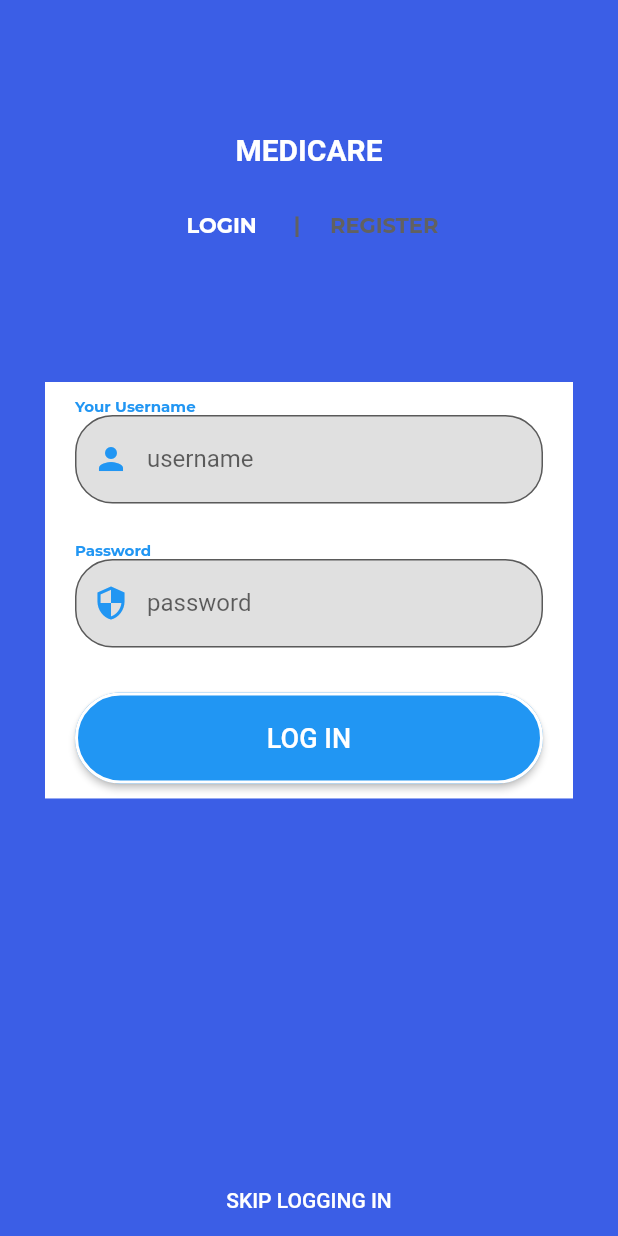
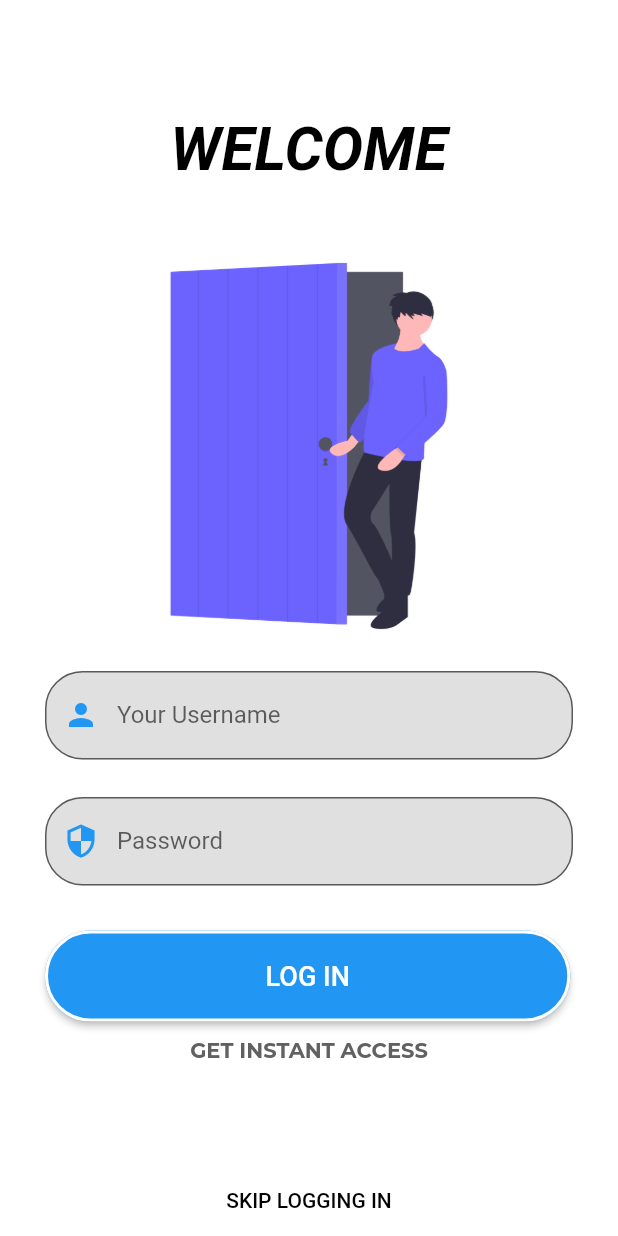
Before and after one commit to rahulsunil2/MediLocker, a Flutter app: the screen it shows after launch, on a phone screen of 412 x 824 dp. Run offline on Flutter 3.47's test engine with Material 2 defaults, Android fonts, the phone set to English and light mode, and no system bars; our stand-ins replace bloc, equatable, flutter_bloc, image_picker, rflutter_alert, shared_preferences and 1 more; missing offline and left inert: flutter_uploader; accounts and stored records are empty; network calls fail; project files that could hold a hidden picture were left out.

Commit message:
signin/signup

```diff
--- a/lib/login/login_form.dart
+++ b/lib/login/login_form.dart
@@ -37,7 +37,7 @@ class _LoginFormState extends State<LoginForm> {
       child: BlocBuilder<LoginBloc, LoginState>(
         builder: (context, state) {
           return Container(
-            margin: EdgeInsets.only(top: screenHeight / 3 -50),
+            margin: EdgeInsets.only(top: screenHeight / 6 -10),
             padding: EdgeInsets.only(left: 10, right: 10),
             color: Colors.white,
             alignment: Alignment.topCenter,
@@ -48,25 +48,36 @@ class _LoginFormState extends State<LoginForm> {
                   mainAxisAlignment: MainAxisAlignment.start,
                   crossAxisAlignment: CrossAxisAlignment.start,
                   children: <Widget>[
-                    Text("Your Username",
-                      style: TextStyle(color: Colors.blue,fontWeight: FontWeight.bold, fontFamily: 'Montserrat', fontSize: 10),),
+                    Center(
+                      child: Container(
+                        height: 300,
+                        width: 300,
+                        decoration: BoxDecoration(
+                          image: DecorationImage(
+                            image: AssetImage("images/undraw_Login_v483.png"),
+                          ),
+                        ),
+                      ),
+                    ),
+                   // Text("Your Username",
+                   //   style: TextStyle(color: Colors.blue,fontWeight: FontWeight.bold, fontFamily: 'Montserrat', fontSize: 10),),
                     TextFormField(
                       decoration: InputDecoration(
                         fillColor: Colors.grey[300],
                         filled: true,
-                        labelText: 'username', prefixIcon: Icon(Icons.person, color: Colors.blue,),
+                        labelText: 'Your Username', prefixIcon: Icon(Icons.person, color: Colors.blue,),
                           border: OutlineInputBorder(
                             borderRadius: BorderRadius.all(Radius.circular(25.0)))),
                       controller: _usernameController,
                     ),
                     SizedBox(height: 25),
-                    Text("Password",
-                      style: TextStyle(color: Colors.blue, fontWeight: FontWeight.bold, fontFamily: 'Montserrat', fontSize: 10),),
+                   // Text("Password",
+                  //    style: TextStyle(color: Colors.blue, fontWeight: FontWeight.bold, fontFamily: 'Montserrat', fontSize: 10),),
                     TextFormField(
                       decoration: InputDecoration(
                         fillColor: Colors.grey[300],
                         filled: true,
-                        labelText: 'password', prefixIcon: Icon(Icons.security, color: Colors.blue),
+                        labelText: 'Password', prefixIcon: Icon(Icons.security, color: Colors.blue),
                           border: OutlineInputBorder(
                             borderRadius: BorderRadius.all(Radius.circular(25.0)))),
                       controller: _passwordController,
--- a/lib/login/login_page.dart
+++ b/lib/login/login_page.dart
@@ -18,7 +18,7 @@ class Login extends StatelessWidget {
   Widget build(BuildContext context) {
     return Scaffold(
 
-      backgroundColor: Color(0xff3B5EE6),
+      backgroundColor: Colors.white,
       body: BlocProvider(
         create: (context) {
           return LoginBloc(
@@ -30,10 +30,13 @@ class Login extends StatelessWidget {
           child: Stack(
             children: <Widget>[
               upperHalf(context),
-              pageTitle(context),
               Padding(
-                padding: const EdgeInsets.all(30.0),
+                padding: const EdgeInsets.all(10.0),
                 child: LoginForm(),
+              ),
+              Padding(
+                padding: const EdgeInsets.only(top:550.0),
+                child: pageTitle(context),
               ),
             ]
           ),
@@ -46,24 +49,25 @@ class Login extends StatelessWidget {
           Navigator.push(context,
             MaterialPageRoute(builder: (context) => Home())
         );},
-        child: Text("SKIP LOGGING IN"),textColor: Colors.white,),
+        child: Text("SKIP LOGGING IN"),textColor: Colors.black,),
     );
   }
 
   Widget upperHalf(BuildContext context) {
     return Container(
       height: 200,
-      color: Color(0xff3B5EE6),
+      color: Colors.white,
       child: Row(
         crossAxisAlignment: CrossAxisAlignment.center,
         mainAxisAlignment: MainAxisAlignment.center,
         children: <Widget>[
           Text(
-            'MEDICARE',
+            'WELCOME',
             style: TextStyle(
-              color: Colors.white,
+              color: Colors.black,
+              fontStyle: FontStyle.italic,
               fontWeight: FontWeight.bold,
-              fontSize: 20.0
+              fontSize: 40.0
             ),
           )
         ],
@@ -80,23 +84,12 @@ class Login extends StatelessWidget {
         children: <Widget>[
           FlatButton(
             onPressed: (){
-              Navigator.push(null,
-                MaterialPageRoute(
-                  builder: (context) => Login(userRepository: null,)));
-            },
-            child: Text("LOGIN", style: TextStyle(
-              color: Colors.white, fontWeight: FontWeight.bold, fontFamily: 'Montserrat', fontSize: 14),),
-          ),
-          Text(" | ", style: TextStyle(
-            color: Colors.grey[700], fontWeight: FontWeight.bold, fontFamily: 'Montserrat', fontSize: 14),),
-          FlatButton(
-            onPressed: (){
               //Get.to(Register());
               Navigator.push(context,
                 MaterialPageRoute(
                   builder: (context) => Register()));
             },
-            child: Text("REGISTER", style: TextStyle(
+            child: Text("GET INSTANT ACCESS", style: TextStyle(
               color: Colors.grey[700], fontWeight: FontWeight.bold, fontFamily: 'Montserrat', fontSize: 14),),
           )
         ],
```
